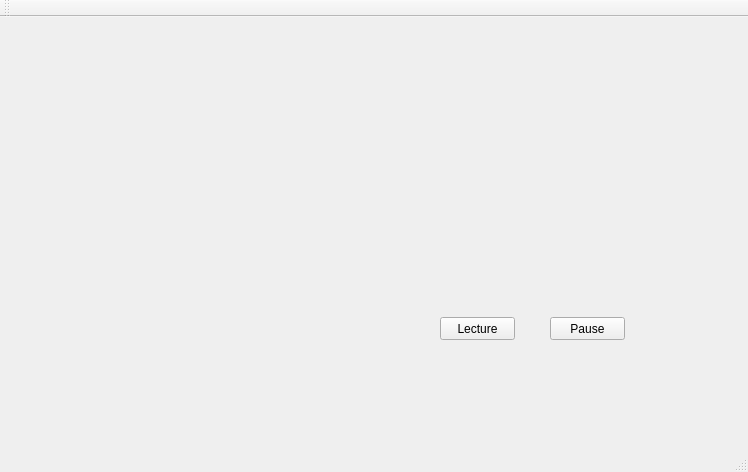
First picture: the form in AudioGeek/mainwindow.ui, repository MacMaty/AudioGeek, before the edit.
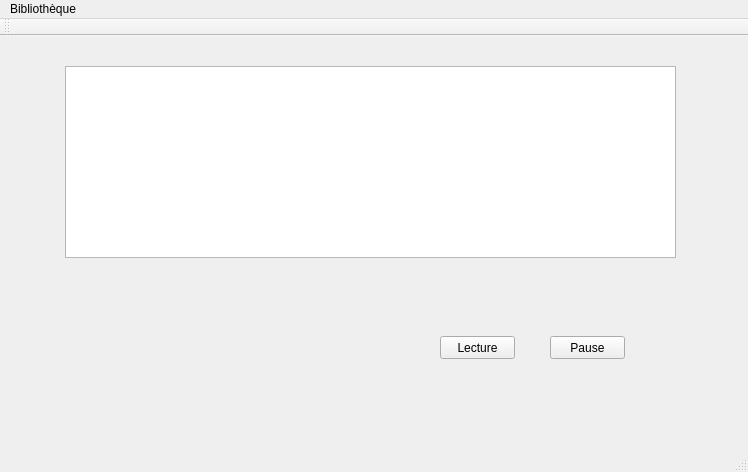
Second picture: the form after the edit.

Diff of the .ui file:
```diff
--- a/AudioGeek/mainwindow.ui
+++ b/AudioGeek/mainwindow.ui
@@ -53,6 +53,16 @@
      <string/>
     </property>
    </widget>
+   <widget class="QListWidget" name="listWidget">
+    <property name="geometry">
+     <rect>
+      <x>65</x>
+      <y>30</y>
+      <width>611</width>
+      <height>192</height>
+     </rect>
+    </property>
+   </widget>
   </widget>
   <widget class="QMenuBar" name="menuBar">
    <property name="geometry">
@@ -63,6 +73,12 @@
      <height>21</height>
     </rect>
    </property>
+   <widget class="QMenu" name="menuBiblioth_que">
+    <property name="title">
+     <string>Bibliothèque</string>
+    </property>
+   </widget>
+   <addaction name="menuBiblioth_que"/>
   </widget>
   <widget class="QToolBar" name="mainToolBar">
    <attribute name="toolBarArea">
```
